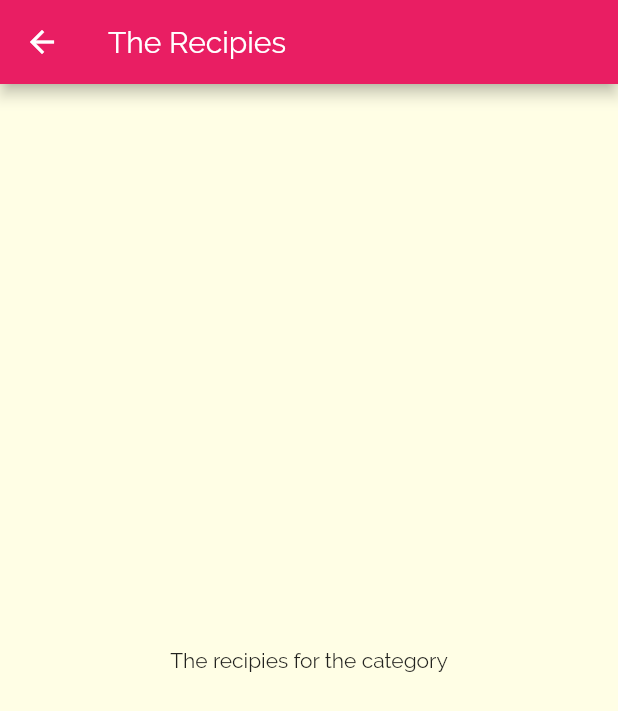
After one commit to akshit-sehgal/flutter-meals, a Flutter app: the screen it shows after launch, after a tap on "Italian", on a phone screen of 412 x 824 dp. The commit adds this screen. Shown: the top 711 px of the screen. Run offline on Flutter 3.47's test engine with Material 2 defaults, Android fonts, the phone set to English and light mode, and no system bars.

Commit message:
Customising AppBar and Navigating to Category Meals Screen

```diff
--- a/lib/category_item.dart
+++ b/lib/category_item.dart
@@ -1,13 +1,29 @@
 import 'package:flutter/material.dart';
+import './category_meals_screen.dart';
 
 class CategoryItem extends StatelessWidget {
   final String title;
   final Color color;
   CategoryItem({@required this.title, @required this.color});
+  void _selectCategory(BuildContext context) {
+    Navigator.of(context).push(
+      MaterialPageRoute(
+        builder: (_) {
+          return CategoryMealsScreen();
+        }
+      ),
+    );
+  }
 
   @override
   Widget build(BuildContext context) {
-    return Container(
+    return InkWell(
+      onTap: () {
+        _selectCategory(context);
+      },
+      splashColor: Theme.of(context).primaryColor,
+      borderRadius: BorderRadius.circular(15),
+      child: Container(
         padding: const EdgeInsets.all(15),
         child: Text(
           title,
@@ -24,6 +40,7 @@ class CategoryItem extends StatelessWidget {
           ),
           borderRadius: BorderRadius.circular(15),
         ),
+      ),
     );
   }
 }
--- /dev/null
+++ b/lib/category_meals_screen.dart
@@ -0,0 +1,15 @@
+import 'package:flutter/material.dart';
+
+class CategoryMealsScreen extends StatelessWidget {
+  @override
+  Widget build(BuildContext context) {
+    return Scaffold(
+      appBar: AppBar(
+        title: Text('The Recipies'),
+      ),
+      body: Center(
+        child: Text('The recipies for the category'),
+      ),
+    );
+  }
+}
--- a/lib/main.dart
+++ b/lib/main.dart
@@ -12,6 +12,14 @@ class MyApp extends StatelessWidget {
         primarySwatch: Colors.pink,
         accentColor: Colors.amber,
         canvasColor: Color.fromRGBO(255, 254, 229, 1),
+        appBarTheme: AppBarTheme(
+          textTheme: ThemeData.light().textTheme.copyWith(
+                title: TextStyle(
+                  fontFamily: 'Raleway',
+                  fontSize: 20
+                ),
+              ),
+        ),
         textTheme:
             ThemeData.light().textTheme.apply(fontFamily: 'Raleway').copyWith(
                   body1: TextStyle(
@@ -23,8 +31,8 @@ class MyApp extends StatelessWidget {
                   title: TextStyle(
                       fontFamily: 'RobotoCondensed',
                       fontSize: 20,
-                  fontWeight: FontWeight.bold
-                )),
+                      fontWeight: FontWeight.bold),
+                ),
       ),
       home: CategoriesScreen(),
     );
```
Lines whose indentation alone changed are shown as unchanged.
